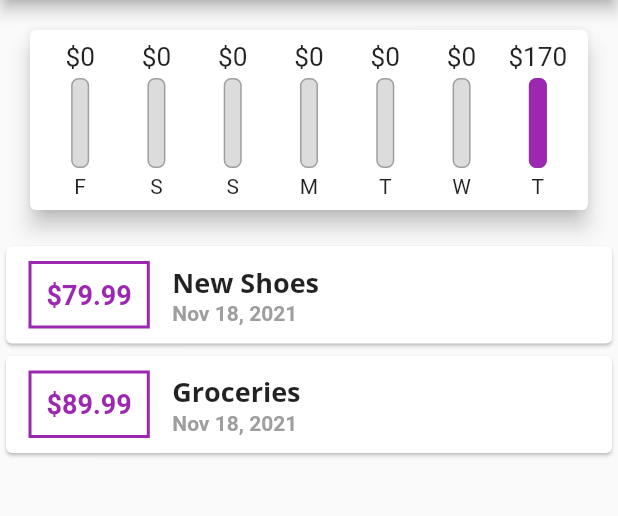
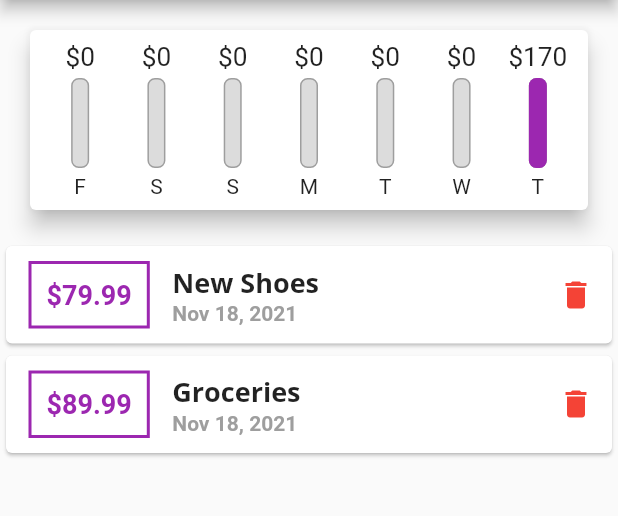
Before and after one commit to emmanueletti/flutter_expense_planner, a Flutter app: the screen it shows after launch, on a phone screen of 412 x 824 dp, the part 84-600 px from its top. Run offline on Flutter 3.47's test engine with Material 2 defaults, Android fonts, the phone set to English and light mode, and no system bars.

Commit message:
saving progress

```diff
--- a/lib/main.dart
+++ b/lib/main.dart
@@ -22,6 +22,7 @@ class MyApp extends StatelessWidget {
         // no swatch setting for accent color
         accentColor: Colors.amber,
         // font name needs to match exactly as that in pubspec
+        errorColor: Colors.red,
         fontFamily: 'Quicksand',
         textTheme: ThemeData.light().textTheme.copyWith(
               headline6: const TextStyle(
@@ -52,7 +53,7 @@ class MyHomePage extends StatefulWidget {
 }
 
 class _MyHomePageState extends State<MyHomePage> {
-  final List<Transaction> _userTransactions = [
+  List<Transaction> _userTransactions = [
     Transaction(
       id: 't1',
       title: 'New Shoes',
@@ -78,13 +79,13 @@ class _MyHomePageState extends State<MyHomePage> {
     }).toList();
   }
 
-  void _addNewTransaction(String txTitle, double txAmount) {
+  void _addNewTransaction(String txTitle, double txAmount, DateTime txDate) {
     final newTx = Transaction(
       // work around to get a unique id string
       id: DateTime.now().toString(),
       title: txTitle,
       amount: txAmount,
-      date: DateTime.now(),
+      date: txDate,
     );
 
     // setState called inside a handler function _addNewTransaction . If
@@ -97,12 +98,20 @@ class _MyHomePageState extends State<MyHomePage> {
     });
   }
 
+  void _deleteTransaction(String id) {
+    setState(() {
+      _userTransactions.removeWhere((tx) => tx.id == id);
+    });
+  }
+
   // by convention, methods and fields in private state are themselves
   // made private
   void _openNewTransactionForm(BuildContext context, setUserTxState) {
     // showModalBottomSheet is a function built into flutter
     showModalBottomSheet(
       context: context,
+      // bctx is a seperate context object from "context" passed to showmodal
+      // bctx is automatically passed in by Flutter
       builder: (bctx) => NewTransaction(setUserTxState),
     );
   }
@@ -148,7 +157,7 @@ class _MyHomePageState extends State<MyHomePage> {
               width: double.infinity,
               child: Chart(_recentTransactions),
             ),
-            TransactionList(_userTransactions),
+            TransactionList(_userTransactions, _deleteTransaction),
           ],
         ),
       ),
--- a/lib/widgets/transaction_list.dart
+++ b/lib/widgets/transaction_list.dart
@@ -4,8 +4,11 @@ import 'package:intl/intl.dart';
 import '../models/transaction.dart';
 
 class TransactionList extends StatelessWidget {
-  const TransactionList(this.userTransactions, {Key? key}) : super(key: key);
+  const TransactionList(this.userTransactions, this.deleteTransaction,
+      {Key? key})
+      : super(key: key);
   final List<Transaction> userTransactions;
+  final void Function(String) deleteTransaction;
 
   @override
   Widget build(BuildContext context) {
@@ -106,6 +109,16 @@ class TransactionList extends StatelessWidget {
                             )
                           ],
                         ),
+                        const Expanded(
+                            child: SizedBox(
+                          width: 10,
+                        )),
+                        IconButton(
+                          icon: const Icon(Icons.delete),
+                          onPressed: () =>
+                              deleteTransaction(userTransactions[index].id),
+                          color: Theme.of(context).errorColor,
+                        )
                       ],
                     ),
                   ),
```
Also changed, not shown: lib/widgets/new_transaction.dart (+9 -4 lines).
